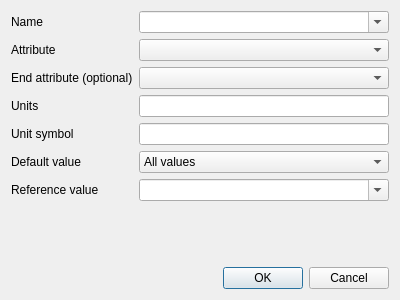
Old version of the form src/ui/qgswmsdimensiondialogbase.ui in the repository qgis/QGIS.
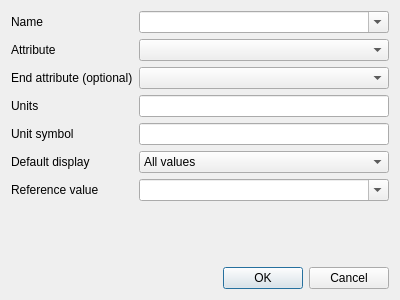
New version of the form. Custom widgets are drawn as their Qt base class.

Diff of the .ui file:
```diff
--- a/src/ui/qgswmsdimensiondialogbase.ui
+++ b/src/ui/qgswmsdimensiondialogbase.ui
@@ -87,7 +87,7 @@
    <item row="5" column="0">
     <widget class="QLabel" name="mDefaultValueLabel">
      <property name="text">
-      <string>Default value</string>
+      <string>Default display</string>
      </property>
     </widget>
    </item>
```
Left out of the diff: 4 changed lines with no effect on the pictures.
